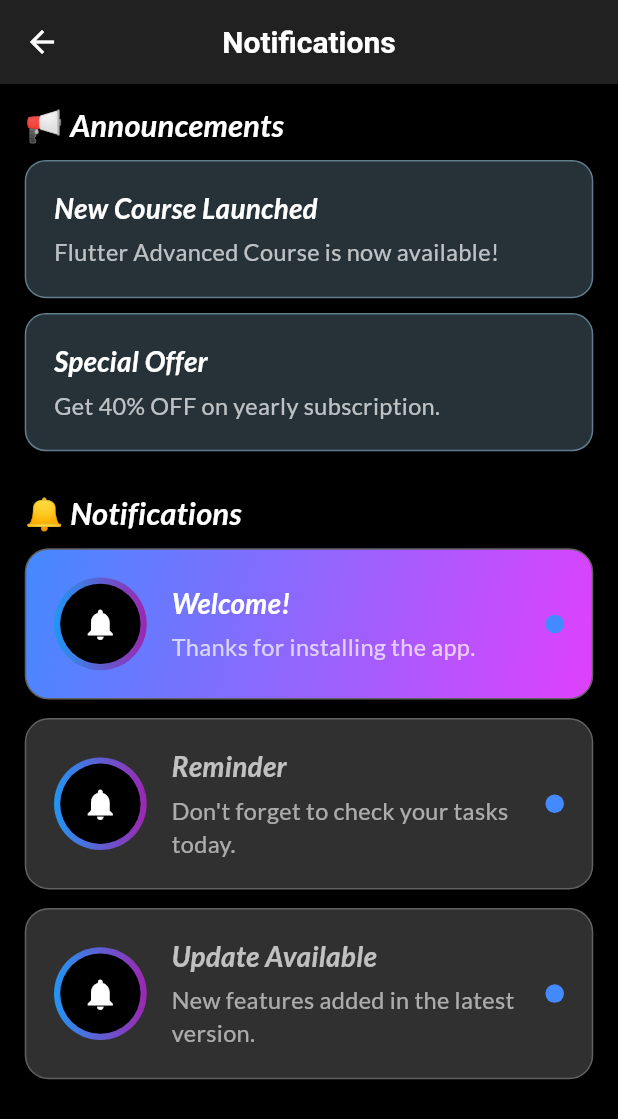
After one commit to PrajapatRiya/pocketlab, a Flutter app: the screen it shows after launch, after a tap on the "notifications" icon, on a phone screen of 412 x 824 dp. The commit adds this screen. Shown: the top 1119 px of the screen. Run offline on Flutter 3.47's test engine with Material 3 defaults, Android fonts, the phone set to English and light mode, and no system bars; our stand-ins replace carousel_slider, flutter_screenutil, image_picker, percent_indicator, permission_handler, video_player; missing offline and left inert: flutter_stripe; network calls fail.

Commit message:
notificationsscreen

```diff
--- /dev/null
+++ b/lib/NotificationScreen/Noticationscreen.dart
@@ -0,0 +1,268 @@
+import 'package:flutter/material.dart';
+
+class NotificationScreen extends StatefulWidget {
+  const NotificationScreen({super.key});
+
+  @override
+  State<NotificationScreen> createState() => _NotificationScreenState();
+}
+
+class _NotificationScreenState extends State<NotificationScreen> {
+  // Dummy notifications list
+  List<Map<String, dynamic>> messages = [
+    {
+      "title": "Welcome!",
+      "body": "Thanks for installing the app.",
+      "isRead": false,
+      "highlight": true,
+    },
+    {
+      "title": "Reminder",
+      "body": "Don't forget to check your tasks today.",
+      "isRead": false,
+      "highlight": false,
+    },
+    {
+      "title": "Update Available",
+      "body": "New features added in the latest version.",
+      "isRead": false,
+      "highlight": false,
+    },
+  ];
+
+  // Announcements list
+  List<Map<String, dynamic>> announcements = [
+    {
+      "title": "New Course Launched",
+      "body": "Flutter Advanced Course is now available!",
+    },
+    {
+      "title": "Special Offer",
+      "body": "Get 40% OFF on yearly subscription.",
+    }
+  ];
+
+  // Show popup dialog
+  void _openNotificationDialog(String title, String body) {
+    showDialog(
+      context: context,
+      builder: (_) => AlertDialog(
+        backgroundColor: Colors.grey[900],
+        shape: RoundedRectangleBorder(borderRadius: BorderRadius.circular(16)),
+        title: Text(
+          title,
+          style: const TextStyle(color: Colors.white, fontWeight: FontWeight.bold),
+        ),
+        content: Text(body, style: const TextStyle(color: Colors.white70)),
+        actions: [
+          TextButton(
+            onPressed: () => Navigator.pop(context),
+            child: const Text("OK", style: TextStyle(color: Colors.blueAccent)),
+          ),
+        ],
+      ),
+    );
+  }
+
+  @override
+  Widget build(BuildContext context) {
+    final screenHeight = MediaQuery.of(context).size.height;
+    final screenWidth = MediaQuery.of(context).size.width;
+
+    return Scaffold(
+      backgroundColor: Colors.black,
+
+      appBar: AppBar(
+        title: const Text("Notifications"),
+        centerTitle: true,
+        backgroundColor: Colors.grey.shade900,
+        elevation: 0,
+        titleTextStyle: const TextStyle(
+          color: Colors.white,
+          fontSize: 20,
+          fontWeight: FontWeight.bold,
+        ),
+        iconTheme: const IconThemeData(color: Colors.white),
+      ),
+
+      body: ListView(
+        padding: EdgeInsets.symmetric(
+          horizontal: screenWidth * 0.04,
+          vertical: screenHeight * 0.015,
+        ),
+        children: [
+          // ------------------ ANNOUNCEMENT SECTION ------------------
+          Text(
+            "📢 Announcements",
+            style: TextStyle(
+              color: Colors.white,
+              fontSize: screenWidth * 0.05,
+              fontWeight: FontWeight.bold,
+            ),
+          ),
+          SizedBox(height: screenHeight * 0.01),
+
+          ...announcements.map((a) {
+            return Container(
+              margin: EdgeInsets.only(bottom: screenHeight * 0.012),
+              padding: EdgeInsets.all(screenWidth * 0.045),
+              decoration: BoxDecoration(
+                color: Colors.blueGrey[900],
+                borderRadius: BorderRadius.circular(14),
+                border: Border.all(color: Colors.blueGrey),
+              ),
+              child: Column(
+                crossAxisAlignment: CrossAxisAlignment.start,
+                children: [
+                  Text(
+                    a["title"],
+                    style: TextStyle(
+                      fontSize: screenWidth * 0.045,
+                      color: Colors.white,
+                      fontWeight: FontWeight.bold,
+                    ),
+                  ),
+                  SizedBox(height: screenHeight * 0.005),
+                  Text(
+                    a["body"],
+                    style: TextStyle(
+                      fontSize: screenWidth * 0.038,
+                      color: Colors.white70,
+                    ),
+                  ),
+                ],
+              ),
+            );
+          }),
+
+          SizedBox(height: screenHeight * 0.02),
+
+          // ---------------- NOTIFICATIONS SECTION ------------------
+          Text(
+            "🔔 Notifications",
+            style: TextStyle(
+              color: Colors.white,
+              fontSize: screenWidth * 0.05,
+              fontWeight: FontWeight.bold,
+            ),
+          ),
+          SizedBox(height: screenHeight * 0.01),
+
+          ...messages.asMap().entries.map((entry) {
+            int index = entry.key;
+            var item = entry.value;
+
+            return Dismissible(
+              key: UniqueKey(),
+              direction: DismissDirection.endToStart,
+              onDismissed: (_) => setState(() => messages.removeAt(index)),
+              background: Container(
+                alignment: Alignment.centerRight,
+                padding: EdgeInsets.only(right: screenWidth * 0.05),
+                decoration: BoxDecoration(
+                  color: Colors.redAccent,
+                  borderRadius: BorderRadius.circular(16),
+                ),
+                child: const Icon(Icons.delete, color: Colors.white),
+              ),
+              child: GestureDetector(
+                onTap: () {
+                  setState(() => item["isRead"] = true);
+                  _openNotificationDialog(item["title"], item["body"]);
+                },
+                child: AnimatedContainer(
+                  duration: const Duration(milliseconds: 300),
+                  margin: EdgeInsets.only(bottom: screenHeight * 0.015),
+                  padding: EdgeInsets.all(screenWidth * 0.045),
+                  decoration: BoxDecoration(
+                    gradient: item["highlight"]
+                        ? const LinearGradient(
+                      colors: [Colors.blueAccent, Colors.purpleAccent],
+                      begin: Alignment.topLeft,
+                      end: Alignment.bottomRight,
+                    )
+                        : null,
+                    color: item["isRead"] || !item["highlight"]
+                        ? Colors.grey[850]
+                        : null,
+                    borderRadius: BorderRadius.circular(16),
+                    border: Border.all(color: Colors.grey[700]!),
+                    boxShadow: [
+                      BoxShadow(
+                        color: Colors.black45,
+                        blurRadius: 10,
+                        offset: const Offset(0, 5),
+                      ),
+                    ],
+                  ),
+                  child: Row(
+                    children: [
+                      Container(
+                        padding: EdgeInsets.all(screenWidth * 0.01),
+                        decoration: const BoxDecoration(
+                          shape: BoxShape.circle,
+                          gradient: LinearGradient(
+                            colors: [Colors.blue, Colors.purple],
+                          ),
+                        ),
+                        child: CircleAvatar(
+                          radius: screenWidth * 0.065,
+                          backgroundColor: Colors.black,
+                          child: Icon(
+                            Icons.notifications,
+                            color: Colors.white,
+                            size: screenWidth * 0.06,
+                          ),
+                        ),
+                      ),
+
+                      SizedBox(width: screenWidth * 0.04),
+
+                      Expanded(
+                        child: Column(
+                          crossAxisAlignment: CrossAxisAlignment.start,
+                          children: [
+                            Text(
+                              item["title"],
+                              style: TextStyle(
+                                fontSize: screenWidth * 0.045,
+                                fontWeight: FontWeight.bold,
+                                color: item["highlight"]
+                                    ? Colors.white
+                                    : Colors.white70,
+                              ),
+                            ),
+                            SizedBox(height: screenHeight * 0.005),
+                            Text(
+                              item["body"],
+                              style: TextStyle(
+                                fontSize: screenWidth * 0.038,
+                                color: item["highlight"]
+                                    ? Colors.white70
+                                    : Colors.white60,
+                              ),
+                            ),
+                          ],
+                        ),
+                      ),
+
+                      if (!item["isRead"])
+                        Container(
+                          height: screenWidth * 0.03,
+                          width: screenWidth * 0.03,
+                          decoration: const BoxDecoration(
+                            color: Colors.blueAccent,
+                            shape: BoxShape.circle,
+                          ),
+                        ),
+                    ],
+                  ),
+                ),
+              ),
+            );
+          }),
+        ],
+      ),
+    );
+  }
+}
--- a/lib/bottombarscreen/bottombar.dart
+++ b/lib/bottombarscreen/bottombar.dart
@@ -1,4 +1,5 @@
 import 'package:flutter/material.dart';
+import 'package:pocketlab/videoplayerscreen/videoplayerscreen.dart';
 
 import '../Browserscreen/Browserscreen.dart';
 import '../dashboardscreen/dashboardscreen.dart';
@@ -18,7 +19,7 @@ class _MainBottomBarState extends State<MainBottomBar> {
   final List<Widget> screens = [
     const DashboardBlueScreen(),
     const MyCourseScreen(),
-    const Browserscreen(),
+    const VideoPlayerScreen(),
     const ProfileScreen(),
   ];
 
@@ -49,9 +50,9 @@ class _MainBottomBarState extends State<MainBottomBar> {
             backgroundColor: Colors.white,
           ),
           BottomNavigationBarItem(
-            icon: Icon(Icons.explore),
-            label: "Browse",
-            backgroundColor: Colors.white,
+            icon: Icon(Icons.video_collection_outlined),
+            label: "video",
+            backgroundColor: Colors.blue,
           ),
           BottomNavigationBarItem(
             icon: Icon(Icons.person),
--- a/lib/dashboardscreen/dashboardscreen.dart
+++ b/lib/dashboardscreen/dashboardscreen.dart
@@ -1,6 +1,7 @@
 import 'dart:ui';
 import 'package:flutter/material.dart';
 import 'package:carousel_slider/carousel_slider.dart';
+import 'package:pocketlab/NotificationScreen/Noticationscreen.dart';
 
 class DashboardBlueScreen extends StatefulWidget {
   const DashboardBlueScreen({super.key});
@@ -89,10 +90,15 @@ class _DashboardBlueScreenState extends State<DashboardBlueScreen> {
               ),
               Row(
                 children: [
-                  CircleAvatar(
-                    radius: screenWidth * 0.055,
-                    backgroundColor: Colors.white.withOpacity(0.1),
-                    child: const Icon(Icons.notifications, color: Colors.white),
+                  InkWell(
+                    onTap: (){
+                      Navigator.push(context, MaterialPageRoute(builder: (context)=>NotificationScreen()));
+                    },
+                    child: CircleAvatar(
+                      radius: screenWidth * 0.055,
+                      backgroundColor: Colors.white.withOpacity(0.1),
+                      child: const Icon(Icons.notifications, color: Colors.white),
+                    ),
                   ),
                   SizedBox(width: screenWidth * 0.03),
                   CircleAvatar(
--- a/lib/main.dart
+++ b/lib/main.dart
@@ -7,6 +7,7 @@ import 'package:pocketlab/loginsignupscreen/login_signupscreen.dart';
 import 'package:pocketlab/splashscreen/splashscreen.dart';
 
 import 'dashboardscreen/dashboardscreen.dart';
+
 
 void main() {
   runApp(const MyApp());
--- a/lib/profilescreen/profilescreen.dart
+++ b/lib/profilescreen/profilescreen.dart
@@ -207,7 +207,7 @@ class _ProfileScreenState extends State<ProfileScreen> {
           // LOGOUT BUTTON
           IconButton(
             onPressed: _showLogoutDialog,
-            icon: const Icon(Icons.logout, color: Color(0xFF0D47A1), size: 28),
+            icon: const Icon(Icons.logout, color: Colors.white, size: 28),
             tooltip: "Logout",
           ),
         ],
@@ -236,9 +236,8 @@ class _ProfileScreenState extends State<ProfileScreen> {
                 decoration: BoxDecoration(
                   shape: BoxShape.circle,
                   color: Colors.blue.shade900,
-                  border: Border.all(color: Colors.white, width: 3),
                 ),
-                child: const Icon(Icons.camera_alt, color: Colors.white, size: 22),
+                child: const Icon(Icons.camera_alt, color: Colors.white, size: 15),
               ),
             ),
           ),
--- a/pubspec.yaml
+++ b/pubspec.yaml
@@ -45,6 +45,8 @@ dependencies:
   device_info_plus: ^12.3.0
   flutter_stripe: ^12.1.1
   fluttertoast: ^9.0.0
+
+
 
 dev_dependencies:
   flutter_test:
```
Also changed, not shown: 2 other files.
